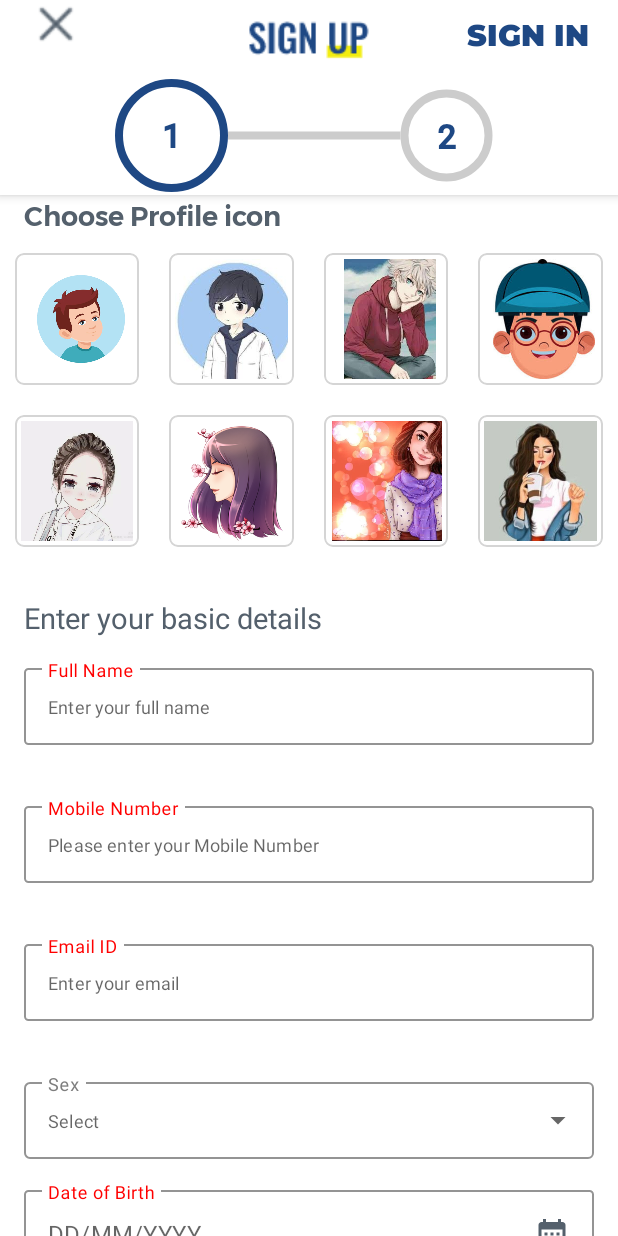
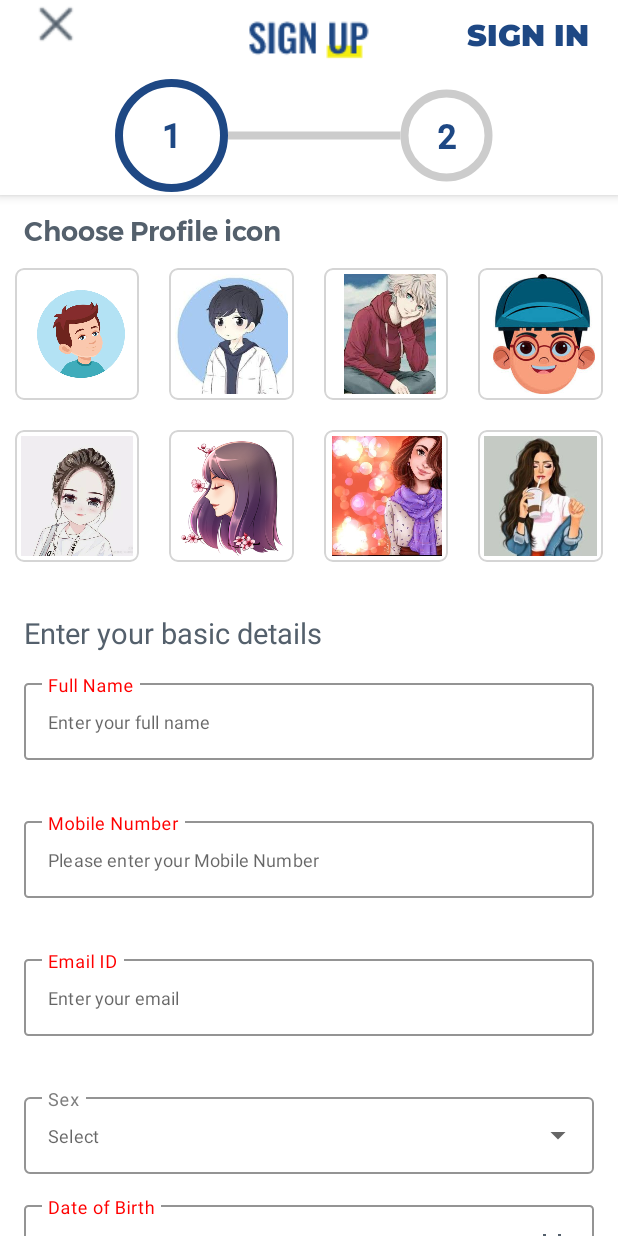
Before and after one commit to miteshprajapatibrainvire/Aris4Autism_project, an Android app: the SignUpFragment screen opened through its navigation route, on a phone screen of 412 x 824 dp. Run offline under Robolectric (Android 15) with nearby library versions, the phone set to English and light mode, and no system bars; our stand-ins replace data binding; 7 statements that could not run were skipped.

Commit message:
update_commit

```diff
--- a/app/src/main/AndroidManifest.xml
+++ b/app/src/main/AndroidManifest.xml
@@ -20,6 +20,7 @@
         <activity
             android:name=".MainActivity"
             android:screenOrientation="portrait"
+            android:windowSoftInputMode="adjustResize"
             android:exported="true">
             <intent-filter>
                 <action android:name="android.intent.action.MAIN" />
--- a/app/src/main/java/com/example/aris4autism_project/fragment/SignInFragment.kt
+++ b/app/src/main/java/com/example/aris4autism_project/fragment/SignInFragment.kt
@@ -59,6 +59,8 @@ class SignInFragment : Fragment() {
         viewModel = ViewModelProvider(this).get(SignInViewModel::class.java)
         binding.signInviewModel = viewModel
         binding.lifecycleOwner = this
+
+
 
         var callback=object : OnBackPressedCallback(true){
             override fun handleOnBackPressed() {
@@ -195,6 +197,7 @@ class SignInFragment : Fragment() {
             31,
             Spannable.SPAN_EXCLUSIVE_EXCLUSIVE
         )
+
         spannable.setSpan(
             StyleSpan(Typeface.BOLD),
             23,
--- a/app/src/main/java/com/example/aris4autism_project/viewmodel/SignUpViewModel.kt
+++ b/app/src/main/java/com/example/aris4autism_project/viewmodel/SignUpViewModel.kt
@@ -20,7 +20,7 @@ class SignUpViewModel  : ViewModel() {
     var country:String=""
     var state:String=""
     var zipCode:String=""
-    var zipPattern="[\\d ]{5,6}"
+    var zipPattern="[\\d ]{5}"
 
     private var signUpResult= MutableLiveData<String>()
     fun getSignUpResult(): LiveData<String> = signUpResult
--- a/app/src/main/res/layout/fragment_sign_up_page1.xml
+++ b/app/src/main/res/layout/fragment_sign_up_page1.xml
@@ -12,9 +12,7 @@
     </data>
 
     <androidx.core.widget.NestedScrollView
-        app:layout_constraintTop_toTopOf="parent"
         android:layout_width="match_parent"
-        android:layout_marginTop="10dp"
         android:layout_height="wrap_content">
 
         <androidx.constraintlayout.widget.ConstraintLayout
@@ -248,6 +246,8 @@
                 android:textSize="20sp"
                 app:layout_constraintEnd_toEndOf="@id/guidLineRight"
                 app:layout_constraintStart_toStartOf="@id/guidLineLeft"
+                app:layout_constraintBottom_toBottomOf="parent"
+                android:layout_marginBottom="5dp"
                 app:layout_constraintTop_toBottomOf="@+id/txlayoutConfirmpassword" />
 
             <androidx.constraintlayout.widget.Guideline
--- a/app/src/main/res/layout/fragment_sign_up_page2.xml
+++ b/app/src/main/res/layout/fragment_sign_up_page2.xml
@@ -8,16 +8,16 @@
             name="signUpModel"
             type="com.example.aris4autism_project.viewmodel.SignUpViewModel" />
     </data>
+
     <androidx.core.widget.NestedScrollView
         android:layout_width="match_parent"
         android:layout_height="wrap_content">
+
     <androidx.constraintlayout.widget.ConstraintLayout
         android:layout_width="match_parent"
-        android:layout_height="match_parent"
+        android:layout_height="0dp"
         xmlns:bind="http://schemas.android.com/tools"
         tools:context=".fragment.SignUpPage2Fragment">
-
-
 
         <com.google.android.material.textview.MaterialTextView
             android:id="@+id/txAddress"
--- a/app/src/main/res/layout/fragment_sing_up.xml
+++ b/app/src/main/res/layout/fragment_sing_up.xml
@@ -21,8 +21,7 @@
             <androidx.viewpager2.widget.ViewPager2
                 android:id="@+id/registerViewPager"
                 android:layout_width="match_parent"
-                android:layout_height="match_parent"
-                android:layout_marginTop="120dp"
+                android:layout_height="0dp"
                 app:layout_constraintEnd_toEndOf="parent"
                 app:layout_constraintStart_toStartOf="parent"
                 app:layout_constraintTop_toBottomOf="@+id/layoutId" />
--- a/app/src/main/res/navigation/nav_bar.xml
+++ b/app/src/main/res/navigation/nav_bar.xml
@@ -43,6 +43,7 @@
         <action
             android:id="@+id/action_singUpFragment_to_mainFragment"
             app:destination="@id/mainFragment" />
+
     </fragment>
     <fragment
         android:id="@+id/mainFragment"
```
Also changed, not shown: app/src/main/java/com/example/aris4autism_project/fragment/SignUpPage1Fragment.kt (+6 -6 lines), app/src/main/java/com/example/aris4autism_project/fragment/SignUpPage2Fragment.kt (+3 -4 lines).
